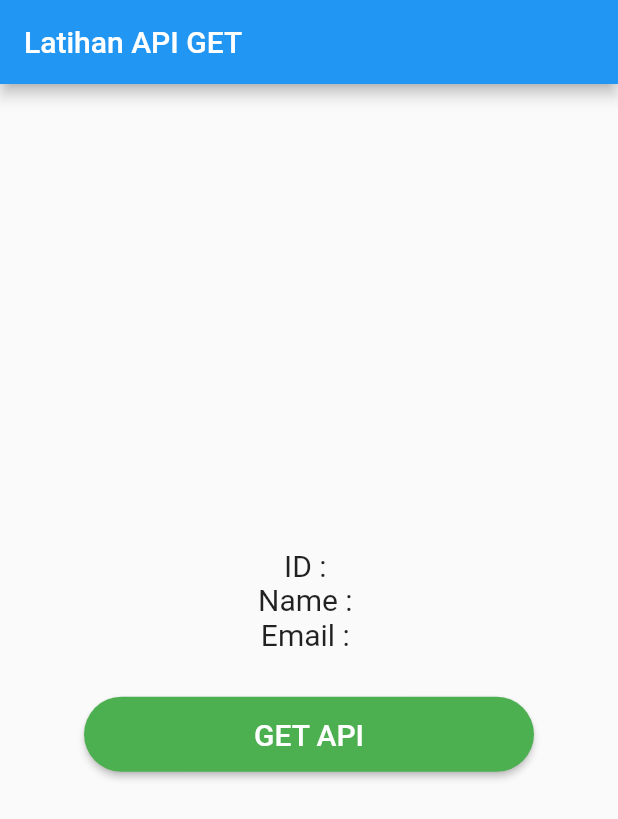
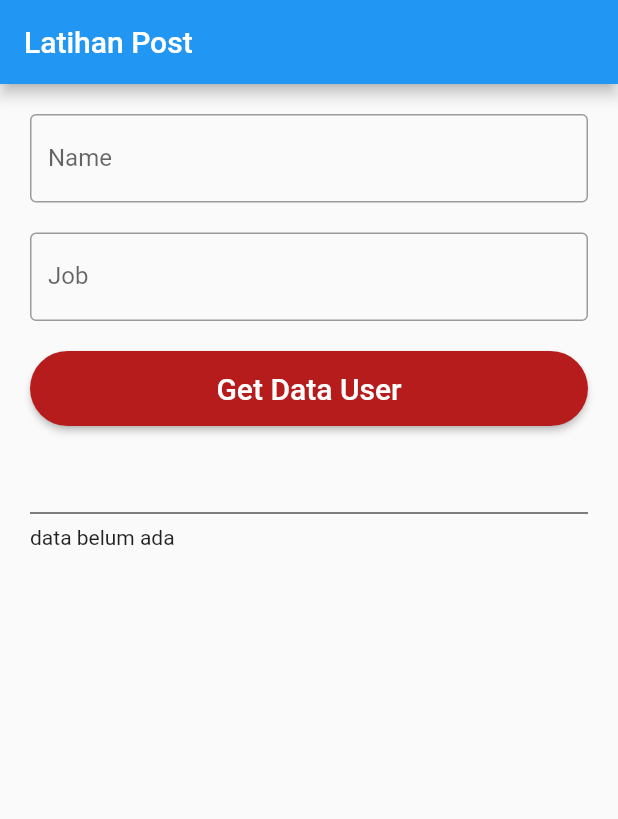
Before and after one commit to angular403/belajar_flutter, a Flutter app: the screen it shows after launch, after a tap on "Belajar Api", on a phone screen of 412 x 824 dp. Shown: the top 819 px of the screen. Run offline on Flutter 3.47's test engine with Material 2 defaults, Android fonts, the phone set to English and light mode, and no system bars; network calls fail.

Commit message:
belajar api Psot

```diff
--- /dev/null
+++ b/lib/belajar_api/latihan_api_post.dart
@@ -0,0 +1,91 @@
+import 'dart:convert';
+
+import 'package:flutter/material.dart';
+import 'package:flutter/services.dart';
+import 'package:http/http.dart' as http;
+
+class LatihanPost extends StatefulWidget {
+  LatihanPost({Key? key}) : super(key: key);
+
+  @override
+  State<LatihanPost> createState() => _LatihanPostState();
+}
+
+class _LatihanPostState extends State<LatihanPost> {
+  TextEditingController nameC = TextEditingController();
+  TextEditingController jobC = TextEditingController();
+
+  String hasilResponse = "data belum ada";
+
+  @override
+  Widget build(BuildContext context) {
+    return Scaffold(
+      appBar: AppBar(
+        title: Text("Latihan Post"),
+      ),
+      body: ListView(
+        padding: EdgeInsets.all(20),
+        children: [
+          TextField(
+            controller: nameC,
+            autocorrect: false,
+            textInputAction: TextInputAction.next,
+            keyboardType: TextInputType.text,
+            decoration: InputDecoration(
+              border: OutlineInputBorder(),
+              labelText: "Name",
+              hintText: "Your Name...",
+            ),
+          ),
+          SizedBox(
+            height: 20,
+          ),
+          TextField(
+            controller: jobC,
+            autocorrect: false,
+            textInputAction: TextInputAction.next,
+            keyboardType: TextInputType.text,
+            decoration: InputDecoration(
+              border: OutlineInputBorder(),
+              labelText: "Job",
+              hintText: "Your Job...",
+            ),
+          ),
+          SizedBox(
+            height: 20,
+          ),
+          ElevatedButton(
+            onPressed: () async {
+              var myrespons = await http.post(
+                  Uri.parse("https://reqres.in/api/users"),
+                  body: {"name": nameC.text, "job": jobC.text});
+
+              var data = jsonDecode(myrespons.body) as Map<String, dynamic>;
+              setState(() {
+                hasilResponse = "${data["name"]} - ${data["job"]}";
+              });
+            },
+            child: Text(
+              "Get Data User",
+              style: TextStyle(fontSize: 20),
+            ),
+            style: ElevatedButton.styleFrom(
+              primary: Colors.red[900],
+              fixedSize: Size(100, 50),
+              shape: RoundedRectangleBorder(
+                borderRadius: BorderRadius.circular(50),
+              ),
+            ),
+          ),
+          SizedBox(
+            height: 50,
+          ),
+          Divider(
+            color: Colors.black,
+          ),
+          Text(hasilResponse),
+        ],
+      ),
+    );
+  }
+}
--- a/lib/pages/home_page.dart
+++ b/lib/pages/home_page.dart
@@ -1,4 +1,5 @@
 import 'package:flutter/material.dart';
+import 'package:latihan_week3/belajar_api/latihan_api_post.dart';
 // import 'package:latihan_week3/exam/soal1.dart';
 // import 'package:latihan_week3/exam/soal10.dart';
 // import 'package:latihan_week3/exam/soal11.dart';
@@ -14,7 +15,7 @@ import 'package:flutter/material.dart';
 // import 'package:latihan_week3/exam/soal21.dart';
 import 'package:latihan_week3/exam/soal22.dart';
 import 'package:latihan_week3/pages/extract_widget.dart';
-import 'package:latihan_week3/pages/latihan_api.dart';
+import 'package:latihan_week3/belajar_api/latihan_api_get.dart';
 // import 'package:latihan_week3/exam/soal2.dart';
 // import 'package:latihan_week3/exam/soal3.dart';
 // import 'package:latihan_week3/exam/soal4.dart';
@@ -46,8 +47,10 @@ class HomePage extends StatelessWidget {
       appBar: AppBar(
         title: Text("Home Page"),
       ),
-      body: Center(
+      body: SingleChildScrollView(
+        child: Center(
           child: Column(
+            // mainAxisAlignment: MainAxisAlignment.center,
             children: [
               ElevatedButton(
                 onPressed: () {
@@ -149,7 +152,7 @@ class HomePage extends StatelessWidget {
                 onPressed: () {
                   Navigator.of(context).pushReplacement(
                     MaterialPageRoute(
-                    builder: (context) => LatihanApi(),
+                      builder: (context) => LatihanPost(),
                     ),
                   );
                 },
@@ -160,6 +163,7 @@ class HomePage extends StatelessWidget {
             ],
           ),
         ),
+      ),
     );
   }
 }
--- a/lib/pages/latihan_api.dart
+++ /dev/null
@@ -1,78 +0,0 @@
-import 'dart:convert';
-
-import 'package:flutter/material.dart';
-
-import 'package:http/http.dart' as http;
-
-class LatihanApi extends StatefulWidget {
-  const LatihanApi({Key? key}) : super(key: key);
-
-  @override
-  _LatihanApiState createState() => _LatihanApiState();
-}
-
-class _LatihanApiState extends State<LatihanApi> {
-  late String id;
-  late String name;
-  late String email;
-
-  @override
-  void initState() {
-    id = "";
-    name = "";
-    email = "";
-
-    super.initState();
-  }
-
-  @override
-  Widget build(BuildContext context) {
-    return Scaffold(
-      appBar: AppBar(
-        title: Text("Latihan API GET"),
-      ),
-      body: Center(
-        child: Column(
-          mainAxisAlignment: MainAxisAlignment.center,
-          children: [
-            Text("ID : $id", style: TextStyle(fontSize: 20)),
-            Text("Name : $name", style: TextStyle(fontSize: 20)),
-            Text("Email : $email", style: TextStyle(fontSize: 20)),
-            SizedBox(
-              height: 30,
-            ),
-            ElevatedButton(
-              style: ElevatedButton.styleFrom(
-                  shape: RoundedRectangleBorder(
-                      borderRadius: BorderRadius.circular(50)),
-                  primary: Colors.green,
-                  fixedSize: Size(300, 50)),
-              onPressed: () async {
-                var myresponse = await http.get(
-                  Uri.parse("https://reqres.in/api/users/4"),
-                );
-                if (myresponse.statusCode == 200) {
-                  //data berhasil
-                  var data =
-                      jsonDecode(myresponse.body) as Map<String, dynamic>;
-                  setState(() {
-                    id = data["data"]["id"].toString();
-                    name =
-                        "${data["data"]["first_name"]} ${data["data"]["last_name"]}";
-                    email = data["data"]["email"].toString();
-                  });
-                } else {
-                  print("ERROR ${myresponse.statusCode}");
-                }
-              },
-              child: Text(
-                "GET API",
-                style: TextStyle(fontSize: 20),
-              ),
-            ),
-          ],
-        ),
-      ),
-    );
-  }
-}
```
Also changed, not shown: lib/belajar_api/latihan_api_get.dart (added, +85 -0 lines). Lines whose indentation alone changed are shown as unchanged.
